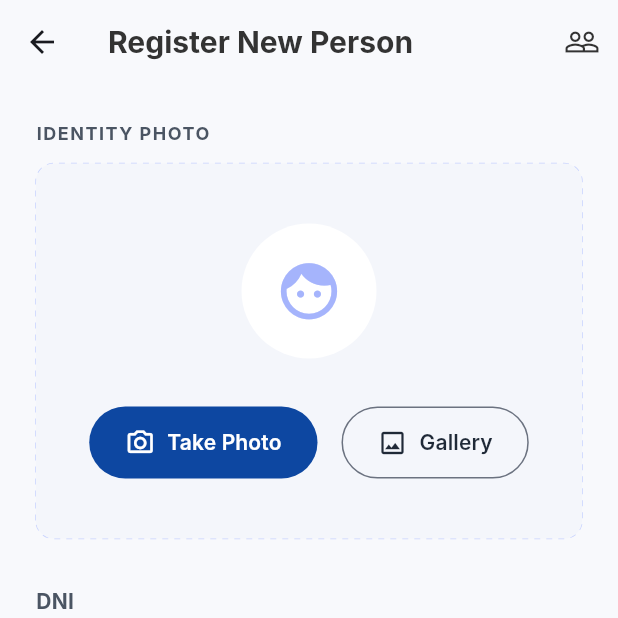
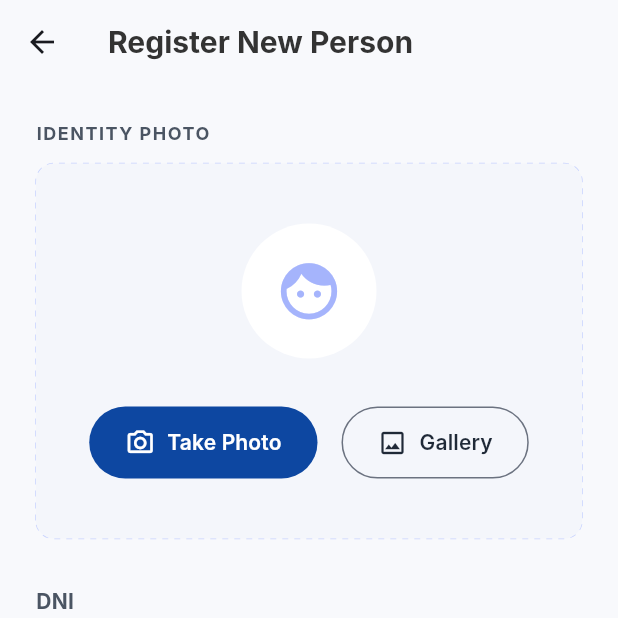
Before and after one commit to zGIKS/ema-flutter, a Flutter app: the RegisterPersonScreen screen opened directly, on a phone screen of 412 x 824 dp, the top half of it. Run offline on Flutter 3.47's test engine with Material 3 defaults, Android fonts, the phone set to English and light mode, and no system bars; our stand-ins replace dio, equatable, flutter_bloc, flutter_dotenv, image_picker; network calls fail; Roboto replaces fonts that are missing (Inter).

Commit message:
feat: remove navigation to registered persons screen from register person screen

```diff
--- a/lib/app/identity/interfaces/pages/register_person/register_person.screen.dart
+++ b/lib/app/identity/interfaces/pages/register_person/register_person.screen.dart
@@ -5,7 +5,6 @@ import '../../widgets/register_form.widget.dart';
 import 'register_person_cubit.dart';
 import '../../../application/internal/commandservices/person_command_service_impl.dart';
 import '../../../infrastructure/api/gateways/person.gateway.dart';
-import '../registered_persons/registered_persons.screen.dart';
 
 class RegisterPersonScreen extends StatelessWidget {
   const RegisterPersonScreen({super.key});
@@ -26,18 +25,6 @@ class RegisterPersonScreen extends StatelessWidget {
           ),
         ),
         centerTitle: false,
-        actions: [
-          IconButton(
-            icon: const Icon(Icons.people_outline, color: Color(0xFF333333)),
-            onPressed: () {
-              Navigator.of(context).push(
-                MaterialPageRoute(
-                  builder: (_) => const RegisteredPersonsScreen(),
-                ),
-              );
-            },
-          ),
-        ],
       ),
       body: BlocProvider(
         create: (context) {
```
